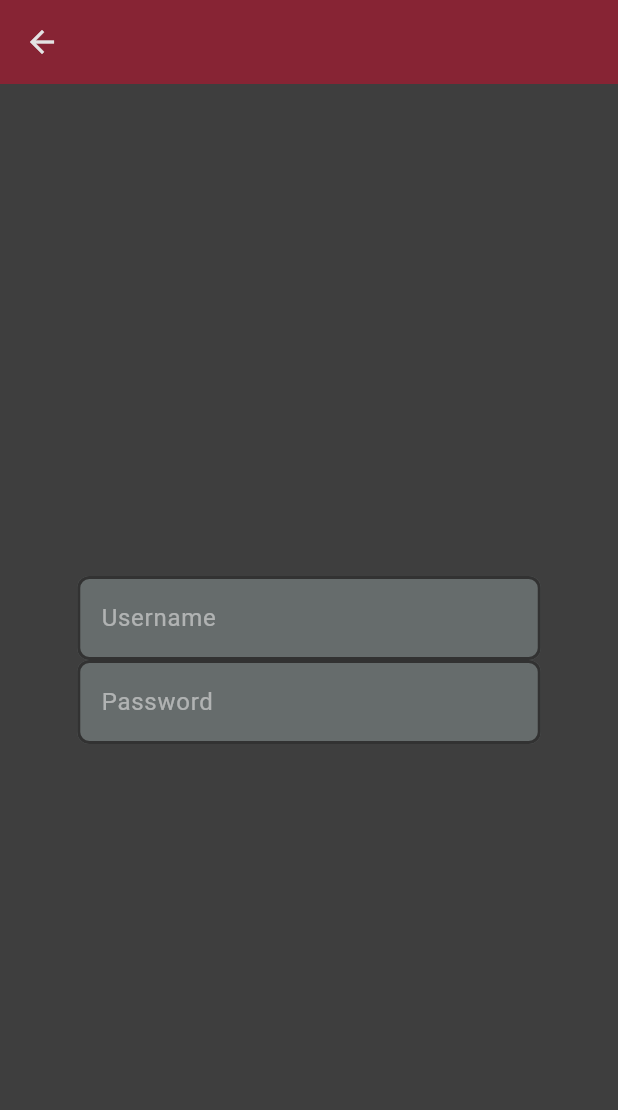
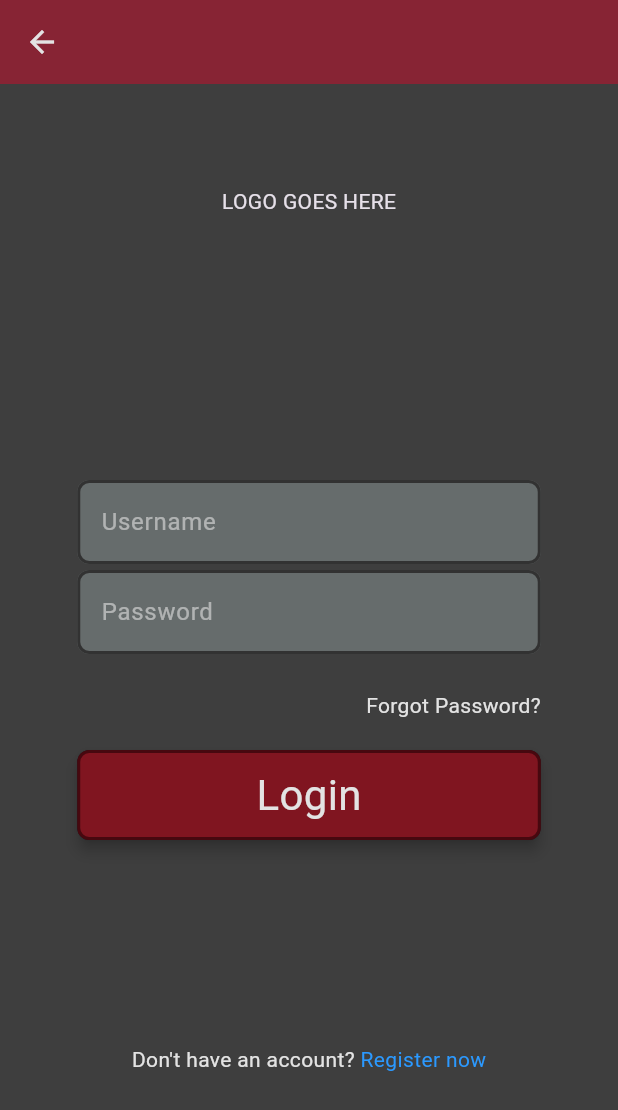
Before and after one commit to Infini-Play/Elusiv, a Flutter app: the screen it shows after launch, after a tap on "Login", on a phone screen of 412 x 824 dp. Shown: the top 1110 px of the screen. Run offline on Flutter 3.47's test engine with Material 3 defaults, Android fonts, the light colour scheme and no system bars; our stand-ins replace go_router, pocketbase, shared_preferences.

Commit message:
Finished first implementation of Login and Registration Screens UI.
-Can login or register from Welcome Page, Login Page, and Register Page

--TODO:

-Need to hook up to backend

-Need a logo

```diff
--- a/elusiv/lib/core/theme/app_theme.dart
+++ b/elusiv/lib/core/theme/app_theme.dart
@@ -13,6 +13,8 @@ const Color lightGray = Color.fromARGB(255, 102, 108, 108);
 const Color deepGray = Color.fromARGB(255, 62, 62, 62);
 const Color darkGray = Color.fromARGB(255, 50, 50, 50);
 const Color softBlack = Color.fromARGB(255, 27, 27, 27);
+
+const Color clickableBlue = Color.fromARGB(255, 43, 153, 255);
 
 const Color deepMagenta = Color.fromARGB(255, 104, 23, 95);
 
@@ -42,8 +44,15 @@ const textStyle = TextStyle(
 
 final hintStyle = textStyle.copyWith(color: hintColor);
 
-final titleStyle = textStyle.copyWith(
+const clickableStyle = TextStyle(
+  color: clickableBlue,
+);
+
+final titleStyleLarge = textStyle.copyWith(
   fontSize: 36
+);
+final titleStyleMedium = textStyle.copyWith(
+  fontSize: 28
 );
 
 ThemeData elusivTheme = ThemeData(
--- a/elusiv/lib/features/home/presentation/pages/home_page.dart
+++ b/elusiv/lib/features/home/presentation/pages/home_page.dart
@@ -5,6 +5,6 @@ class HomePage extends StatelessWidget {
 
   @override
   Widget build(BuildContext context) {
-    return const Placeholder();
+    return const Scaffold();
   }
 }
--- a/elusiv/lib/features/login/presentation/pages/login_page.dart
+++ b/elusiv/lib/features/login/presentation/pages/login_page.dart
@@ -2,35 +2,114 @@ import 'package:elusiv/core/common_widgets/test_widgets/go_named_back_button_tes
 import 'package:elusiv/core/common_widgets/themed_text_field.dart';
 import 'package:elusiv/core/localization/string_extensions.dart';
 import 'package:elusiv/core/navigation/routing.dart';
+import 'package:elusiv/core/theme/app_theme.dart';
+import 'package:elusiv/features/login/presentation/widgets/login_register_button.dart';
 import 'package:flutter/material.dart';
+import 'package:go_router/go_router.dart';
 
 class LoginPage extends StatelessWidget {
   const LoginPage({super.key});
+
+
+  void login(BuildContext context) {
+
+  }
+
+  void forgotPasswordRedirect(BuildContext context) {
+
+  }
+
+  void registerRedirect(BuildContext context) {
+    context.goNamed(AppRoute.registrationPage.name);
+  }
+
+  Widget wrap(Widget widget, double height) {
+    return SizedBox(
+      height: height,
+      child: widget,
+    );
+  }
 
   @override
   Widget build(BuildContext context) {
     final usernameController = TextEditingController();
     final passwordController = TextEditingController();
     final width = MediaQuery.of(context).size.width * 0.75;
+    const double heightPerObject = 60;
+
+    final signUpText = Text.rich(
+      TextSpan(
+        text: 'Don\'t have an account? '.hardcoded,
+        style: textStyle,
+        children: <TextSpan>[
+          TextSpan(
+            text: 'Register now'.hardcoded,
+            style: clickableStyle,
+          )
+        ]
+      )
+    );
+
+
     return Scaffold(
       appBar: GoNamedBackButtonTesting(name: AppRoute.welcomePage.name),
       body: Center(
+        child: SizedBox(
+          width: width,
           child: Column(
+            mainAxisAlignment: MainAxisAlignment.spaceAround,
+            children: [
+
+              wrap(Text(
+                'LOGO GOES HERE'.hardcoded
+                ), heightPerObject
+              ),
+
+              Column(
                 mainAxisAlignment: MainAxisAlignment.center,
                 children: [
 
-            ThemedTextField(
-              width: width,
+                  wrap(ThemedTextField(
                     hintText: 'Username'.hardcoded,
                     controller: usernameController,
+                  ), heightPerObject),
+
+                  wrap(ThemedTextField(
+                    hintText: 'Password'.hardcoded,
+                    controller: passwordController,
+                  ), heightPerObject),
+
+                  wrap(Row(
+                    mainAxisAlignment: MainAxisAlignment.end,
+                    children: [
+                      GestureDetector(
+                        onTap: () => forgotPasswordRedirect(context),
+                        child: Text(
+                          'Forgot Password?'.hardcoded,
+                          style: textStyle,
+                        ),
+                      ),
+                    ],
+                  ), heightPerObject),
+
+                  wrap(LoginRegisterButton(
+                    onTap: () => login(context),
+                    message: 'Login'.hardcoded,
+                    textStyle: titleStyleMedium,
+                    padding: 4,
+                    elevation: 4,
+                  ), heightPerObject),
+
+                ],
               ),
 
-            ThemedTextField(
-              width: width,
-              hintText: 'Password'.hardcoded,
-              controller: passwordController,
+              wrap(GestureDetector(
+                onTap: () => registerRedirect(context),
+                child: signUpText,
+              ), heightPerObject)
+
+            ],
           ),
-          ],
         ),
       ),
     );
--- a/elusiv/lib/features/login/presentation/pages/welcome_page.dart
+++ b/elusiv/lib/features/login/presentation/pages/welcome_page.dart
@@ -1,5 +1,6 @@
 import 'package:elusiv/core/localization/string_extensions.dart';
 import 'package:elusiv/core/navigation/routing.dart';
+import 'package:elusiv/core/theme/app_theme.dart';
 import 'package:elusiv/features/login/presentation/widgets/login_register_button.dart';
 import 'package:flutter/material.dart';
 import 'package:go_router/go_router.dart';
@@ -27,6 +28,8 @@ class WelcomePage extends StatelessWidget {
             LoginRegisterButton(
               onTap: goLoginPage,
               message: 'Login'.hardcoded,
+              textStyle: titleStyleLarge,
+              padding: 8,
               elevation: 4,
             ),
 
@@ -35,6 +38,8 @@ class WelcomePage extends StatelessWidget {
             LoginRegisterButton(
               onTap: goRegistrationPage,
               message: 'Register'.hardcoded,
+              textStyle: titleStyleLarge,
+              padding: 8,
               elevation: 4,
               alternateColors: true,
             ),
--- a/elusiv/lib/features/login/presentation/widgets/login_register_button.dart
+++ b/elusiv/lib/features/login/presentation/widgets/login_register_button.dart
@@ -1,22 +1,25 @@
 import 'package:elusiv/core/common_widgets/custom_shape_button.dart';
-import 'package:elusiv/core/theme/app_theme.dart';
 import 'package:flutter/material.dart';
 
 class LoginRegisterButton extends StatelessWidget {
   final void Function()? onTap;
   final String message;
+  final double padding;
   final bool borders;
   final bool alternateColors;
   final double elevation;
+  final TextStyle textStyle;
 
   const LoginRegisterButton({
     super.key,
     required this.onTap,
     required this.message,
+    required this.textStyle,
     this.borders = true,
     this.alternateColors = false,
     this.elevation = 0,
-  });
+    double? padding,
+  }) : padding = padding ?? 0;
 
   @override
   Widget build(BuildContext context) {
@@ -31,10 +34,10 @@ class LoginRegisterButton extends StatelessWidget {
       alternateColors: alternateColors,
       child: Center(
         child: Padding(
-          padding: const EdgeInsets.all(8.0),
+          padding: EdgeInsets.all(padding),
           child: Text(
             message,
-            style: titleStyle,
+            style: textStyle,
           ),
         ),
       ),
```
Also changed, not shown: elusiv/lib/features/login/presentation/pages/registration_page.dart (+73 -13 lines). Lines whose indentation alone changed are shown as unchanged.
